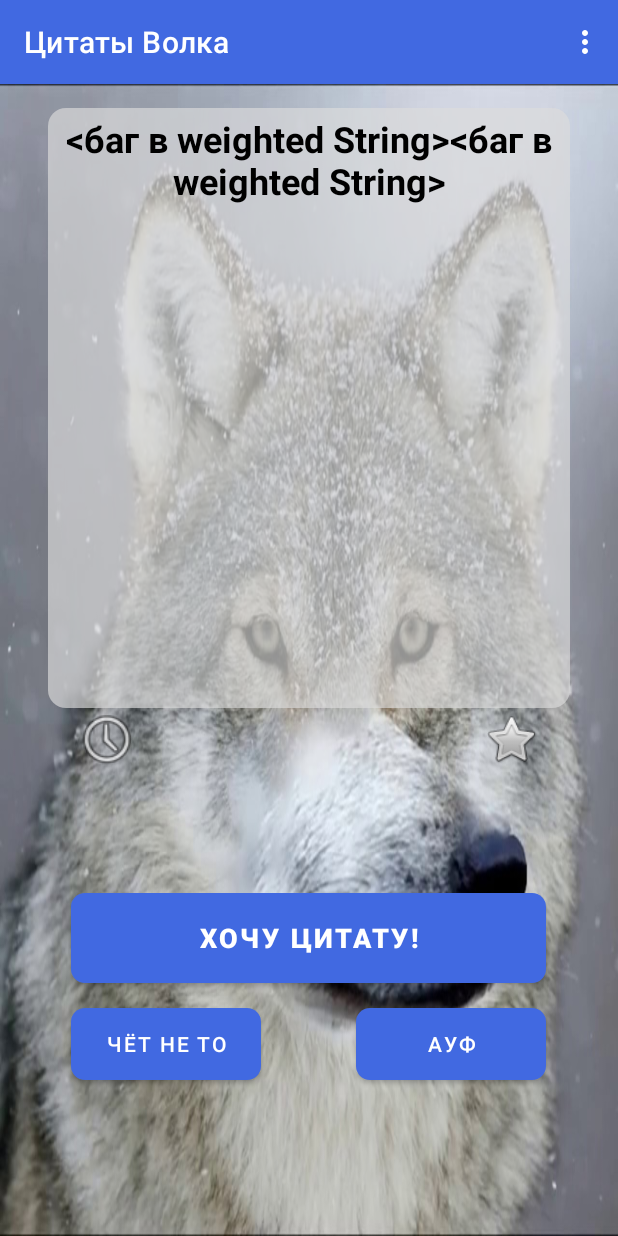
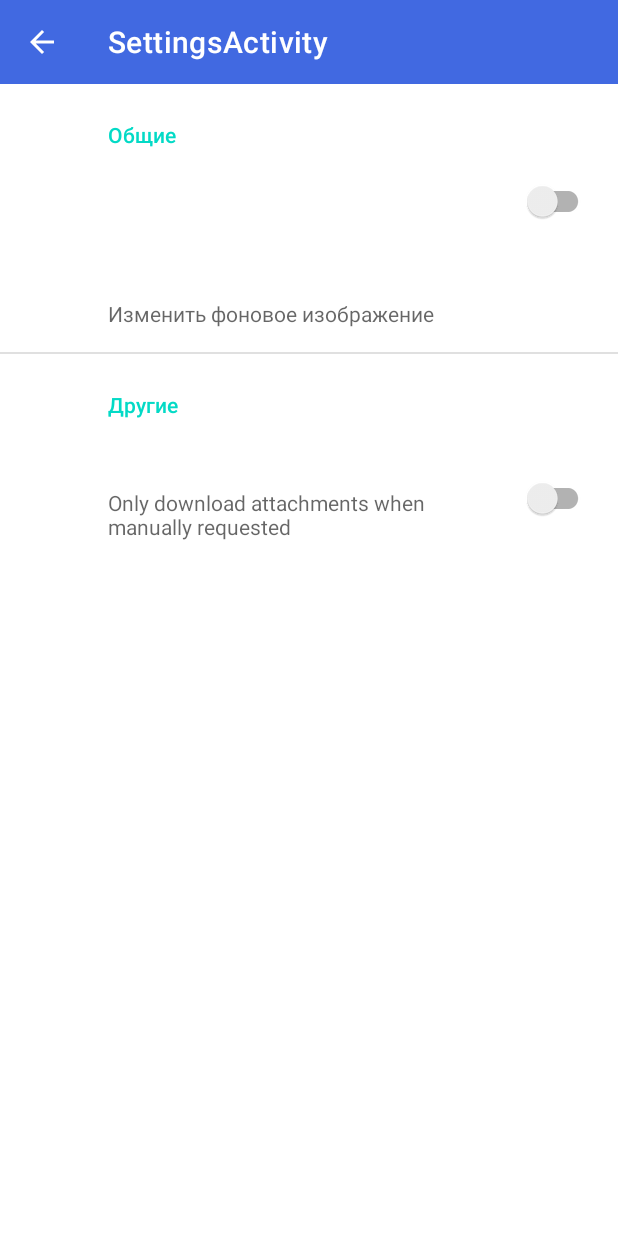
Before and after one commit to satyd/WolfQuotes, an Android app: the screen it shows after launch (MainActivity before the commit, SettingsActivity after it), in the options menu, after a tap on "Настройки", on a phone screen of 412 x 824 dp. Run offline under Robolectric (Android 15) with nearby library versions, the phone set to English and light mode, and no system bars; our stand-ins replace Room's generated code, RxJava, androidx.preference; 10 statements that could not run were skipped.

Commit message:
Added 2 settings for sound and background image.

```diff
--- a/app/build.gradle
+++ b/app/build.gradle
@@ -52,6 +52,7 @@ dependencies {
     implementation "io.reactivex.rxjava2:rxkotlin:2.4.0"
     implementation "io.reactivex.rxjava2:rxandroid:2.0.2"
     implementation 'androidx.lifecycle:lifecycle-extensions:2.2.0'
+    implementation 'androidx.preference:preference:1.1.1'
     def room_version = "2.3.0"
     annotationProcessor "android.arch.persistence.room:compiler:$room_version"
     implementation "androidx.room:room-ktx:$room_version"
--- a/app/src/main/AndroidManifest.xml
+++ b/app/src/main/AndroidManifest.xml
@@ -11,6 +11,10 @@
         android:roundIcon="@mipmap/icon_round"
         android:supportsRtl="true"
         android:theme="@style/Theme.WolfQuotes">
+        <activity
+            android:name=".activity.SettingsActivity"
+            android:label="@string/title_activity_settings"
+            android:parentActivityName=".activity.MainActivity"/>
         <activity
             android:name=".activity.PointsActivity"
             android:label="@string/points"
--- a/app/src/main/java/com/levp/wolfquotes/activity/MainActivity.kt
+++ b/app/src/main/java/com/levp/wolfquotes/activity/MainActivity.kt
@@ -1,15 +1,15 @@
 package com.levp.wolfquotes.activity
 
-import android.app.Application
 import android.app.NotificationChannel
 import android.app.NotificationManager
 import android.content.*
 import android.content.SharedPreferences.Editor
 import android.graphics.BitmapFactory
 import android.graphics.Color
+import android.media.MediaPlayer
 import android.os.Build
 import android.os.Bundle
-import android.sax.StartElementListener
+import android.util.Log
 import android.view.Menu
 import android.view.MenuItem
 import android.view.View
@@ -19,6 +19,7 @@ import androidx.appcompat.widget.Toolbar
 import androidx.core.app.NotificationCompat
 import androidx.core.app.NotificationManagerCompat
 import androidx.lifecycle.ViewModelProvider
+import androidx.preference.PreferenceManager
 import com.levp.wolfquotes.*
 import com.levp.wolfquotes.Jmeh.genTemplate
 import com.levp.wolfquotes.Jmeh.log
@@ -52,6 +53,9 @@ class MainActivity : AppCompatActivity() {
 
         const val APP_PREFERENCES = "mysettings"
         const val APP_PREFERENCES_HISTORY = "history_counter"
+        const val LATEST_QUOTE = "latest quote"
+        const val WAS_VOTED = "was_voted"
+
         lateinit var settings: SharedPreferences
         var historySize = 0
         lateinit var historyModel: HistoryViewModel
@@ -63,7 +67,11 @@ class MainActivity : AppCompatActivity() {
 
     }
 
-    lateinit var repository : Repository
+    //Settings
+    private var isSoundOn: Boolean? = false
+    private var currentBackgroundImage: String? = "volk0.jpg"
+
+    lateinit var repository: Repository
 
     //String ~== group id, WordList == группа слов
     private var menu: Menu? = null
@@ -77,6 +85,8 @@ class MainActivity : AppCompatActivity() {
     override fun onCreate(savedInstanceState: Bundle?) {
         super.onCreate(savedInstanceState)
         setContentView(R.layout.activity_main)
+
+        //Получаем настройки из преференсов
 
         repository = Repository(app = application)
 
@@ -131,30 +141,36 @@ class MainActivity : AppCompatActivity() {
 
     private fun upVote() {
 
-        if(log==null)
+        if (log == null)
             Jmeh.logInit(repository)
 
-        if(!voted)
+        if (!voted)
             if (log!![template] < 13) {
                 log!![template] += 1
                 historyDao?.updLog(log!![template], template)
                 Toast.makeText(this, "+1 шаблону #$template", Toast.LENGTH_SHORT).show()
             } else {
-                Toast.makeText(this, "шаблон #$template уже достаточно хорош", Toast.LENGTH_SHORT).show()
+                Toast.makeText(this, "шаблон #$template уже достаточно хорош", Toast.LENGTH_SHORT)
+                    .show()
             }
         voted = true
+        if (isSoundOn!!) MediaPlayer.create(this, R.raw.auf1).start()
     }
 
     private fun downVote() {
-        if(log==null)
+        if (log == null)
             Jmeh.logInit(repository)
-        if(!voted)
+        if (!voted)
             if (log!![template] > 5) {
                 log!![template] -= 1
                 historyDao?.updLog(log!![template], template)
                 Toast.makeText(this, "-1 шаблону #$template", Toast.LENGTH_SHORT).show()
             } else {
-                Toast.makeText(this, "шаблон #$template уже достаточно заминусён, хватит с него", Toast.LENGTH_SHORT).show()
+                Toast.makeText(
+                    this,
+                    "шаблон #$template уже достаточно заминусён, хватит с него",
+                    Toast.LENGTH_SHORT
+                ).show()
             }
         voted = true
         //Log.e("current list size", HistoryViewModel.historyListLiveData.value?.size.toString())
@@ -185,12 +201,31 @@ class MainActivity : AppCompatActivity() {
         super.onPause()
         val editor: Editor = settings.edit()
         editor.putInt(APP_PREFERENCES_HISTORY, historySize)
+
+        editor.putString(LATEST_QUOTE, quote)
+
+        editor.putBoolean(WAS_VOTED, voted)
         //editor.putInt(APP_PREFERENCES_HISTORY, historySize)
         editor.apply()
     }
 
     override fun onResume() {
         super.onResume()
+        val prefs: SharedPreferences = PreferenceManager.getDefaultSharedPreferences(this)
+        isSoundOn = prefs.getBoolean("isSoundEnabled", false)
+        currentBackgroundImage = prefs.getString("backgroundImage", "volk0")
+
+        val resourceId: Int = resources.getIdentifier(
+            currentBackgroundImage,
+            "drawable",
+            packageName
+        )
+
+        Log.d("bg_image", currentBackgroundImage.toString())
+        Log.d("soundOn", isSoundOn.toString())
+
+        main_bg.setBackgroundResource(resourceId)
+
         if (settings.contains(APP_PREFERENCES_HISTORY))
             historySize = settings.getInt(APP_PREFERENCES_HISTORY, 0)
     }
@@ -205,7 +240,7 @@ class MainActivity : AppCompatActivity() {
             historyDao = db!!.historyDao()
             historyModel = ViewModelProvider(this@MainActivity).get(HistoryViewModel::class.java)
             historyList = ArrayList(historyDao!!.pickAllHistory())
-            if(historyDao?.getLogCount() == 0)
+            if (historyDao?.getLogCount() == 0)
                 initLogDB()
         }
         Jmeh.logInit(repository)
@@ -231,10 +266,9 @@ class MainActivity : AppCompatActivity() {
         }
     }
 
-    private fun initLogDB(){
-        for(i in 0..totalTemplates)
-        {
-            val entry = LogEntryEntity(logTemplate = i+1, logEnabled = true,logPoints = 5)
+    private fun initLogDB() {
+        for (i in 0..totalTemplates) {
+            val entry = LogEntryEntity(logTemplate = i + 1, logEnabled = true, logPoints = 5)
             historyDao?.initLogs(entry)
         }
     }
@@ -250,12 +284,13 @@ class MainActivity : AppCompatActivity() {
 
         return when (item.itemId) {
             R.id.action_settings -> {
-                //val intent = Intent(this@MainActivity, SettingsActivity::class.java)
-                //startActivity(intent)
+                val intent = Intent(this@MainActivity, SettingsActivity::class.java)
+                startActivity(intent)
                 true
             }
             R.id.action_favorite -> {
-                gotoFavorites()
+                val i = Intent(this, FavoritesActivity::class.java)
+                startActivity(i)
                 true
             }
             R.id.action_info -> {
@@ -273,8 +308,4 @@ class MainActivity : AppCompatActivity() {
         }
     }
 
-    private fun gotoFavorites() {
-        val i = Intent(this, FavoritesActivity::class.java)
-        startActivity(i)
-    }
 }
--- /dev/null
+++ b/app/src/main/java/com/levp/wolfquotes/activity/SettingsActivity.kt
@@ -0,0 +1,32 @@
+package com.levp.wolfquotes.activity
+
+import android.os.Bundle
+import android.view.View
+import androidx.appcompat.app.AppCompatActivity
+import androidx.appcompat.widget.Toolbar
+import androidx.preference.PreferenceFragmentCompat
+import com.levp.wolfquotes.R
+
+class SettingsActivity : AppCompatActivity() {
+
+    override fun onCreate(savedInstanceState: Bundle?) {
+        super.onCreate(savedInstanceState)
+        setContentView(R.layout.settings_activity)
+        val mActionBarToolbar = findViewById<View>(R.id.toolbar) as Toolbar
+        setSupportActionBar(mActionBarToolbar)
+        supportActionBar?.setDisplayHomeAsUpEnabled(true)
+        if (savedInstanceState == null) {
+            supportFragmentManager
+                .beginTransaction()
+                .replace(R.id.setting_frag_container, SettingsFragment())
+                .commit()
+        }
+
+    }
+
+    class SettingsFragment : PreferenceFragmentCompat() {
+        override fun onCreatePreferences(savedInstanceState: Bundle?, rootKey: String?) {
+            setPreferencesFromResource(R.xml.root_preferences, rootKey)
+        }
+    }
+}
--- /dev/null
+++ b/app/src/main/res/layout/settings_activity.xml
@@ -0,0 +1,13 @@
+<?xml version="1.0" encoding="utf-8"?>
+<LinearLayout xmlns:android="http://schemas.android.com/apk/res/android"
+    android:layout_width="match_parent"
+    android:layout_height="match_parent"
+    android:orientation="vertical">
+    <include
+        android:id="@+id/toolbar"
+        layout="@layout/toolbar_main" />
+    <FrameLayout
+        android:id="@+id/setting_frag_container"
+        android:layout_width="match_parent"
+        android:layout_height="match_parent" />
+</LinearLayout>
--- /dev/null
+++ b/app/src/main/res/values/arrays.xml
@@ -0,0 +1,16 @@
+<resources>
+    <!-- Reply Preference -->
+    <string-array name="bg_names">
+        <item>Волк 1</item>
+        <item>Волк 2</item>
+        <item>Волк 3</item>
+    </string-array>
+
+ <string-array name="bg_entries">
+        <item>volk0</item>
+        <item>volk1</item>
+        <item>volk2</item>
+    </string-array>
+
+
+</resources>
--- a/app/src/main/res/values/strings.xml
+++ b/app/src/main/res/values/strings.xml
@@ -11,5 +11,24 @@
     <string name="action_info">Информация</string>
     <string name="points"><![CDATA[<для отладки>]]></string>
     <string name="about_title">О приложении</string>
+    <string name="title_activity_settings">SettingsActivity</string>
+
+    <!-- Preference Titles -->
+    <string name="common_header">Общие</string>
+    <string name="sync_header">Sync</string>
+
+    <!-- Messages Preferences -->
+    <string name="signature_title">Your signature</string>
+    <string name="reply_title">Default reply action</string>
+
+    <!-- Sync Preferences -->
+    <string name="sync_title">Sync email periodically</string>
+    <string name="attachment_title">Download incoming attachments</string>
+    <string name="attachment_summary_on">Automatically download attachments for incoming emails
+    </string>
+    <string name="attachment_summary_off">Only download attachments when manually requested</string>
+    <string name="sound_pref">Звук</string>
+    <string name="bg_title">Фон</string>
+    <string name="other_header">Другие</string>
 
 </resources>
--- a/app/src/main/res/values/themes.xml
+++ b/app/src/main/res/values/themes.xml
@@ -8,6 +8,7 @@
         <!-- Status bar color. -->
         <item name="android:statusBarColor" tools:targetApi="l">?attr/colorPrimaryDark</item>
         <!-- Customize your theme here. -->
+
         <item name="android:textColorPrimary">@color/white</item>
         <item name="android:textColor">@color/black</item>
 
--- /dev/null
+++ b/app/src/main/res/xml/root_preferences.xml
@@ -0,0 +1,34 @@
+<PreferenceScreen xmlns:android="http://schemas.android.com/apk/res/android"
+    xmlns:app="http://schemas.android.com/apk/res-auto"
+    android:layout_width="match_parent"
+    android:layout_height="match_parent">
+
+    <PreferenceCategory android:title="@string/common_header">
+
+        <SwitchPreferenceCompat
+            android:key="isSoundEnabled"
+            android:title="@string/sound_pref" />
+
+        <ListPreference
+            android:defaultValue="Волк 1"
+            android:entries="@array/bg_names"
+            android:entryValues="@array/bg_entries"
+            android:key="backgroundImage"
+
+            android:summary="Изменить фоновое изображение"
+            android:title="@string/bg_title" />
+
+    </PreferenceCategory>
+
+    <PreferenceCategory android:title="@string/other_header">
+
+        <SwitchPreferenceCompat
+
+            android:key="attachment"
+            android:summaryOff="@string/attachment_summary_off"
+            android:summaryOn="@string/attachment_summary_on"
+            android:title="@string/attachment_title" />
+
+    </PreferenceCategory>
+
+</PreferenceScreen>
```
Also changed, not shown: app/src/main/java/com/levp/wolfquotes/activity/FavoritesActivity.kt (+21 -5 lines), app/src/main/java/com/levp/wolfquotes/activity/HistoryActivity.kt (+21 -5 lines), app/src/main/res/layout/settings_fragment.xml (added, +14 -0 lines), 1 other file.
